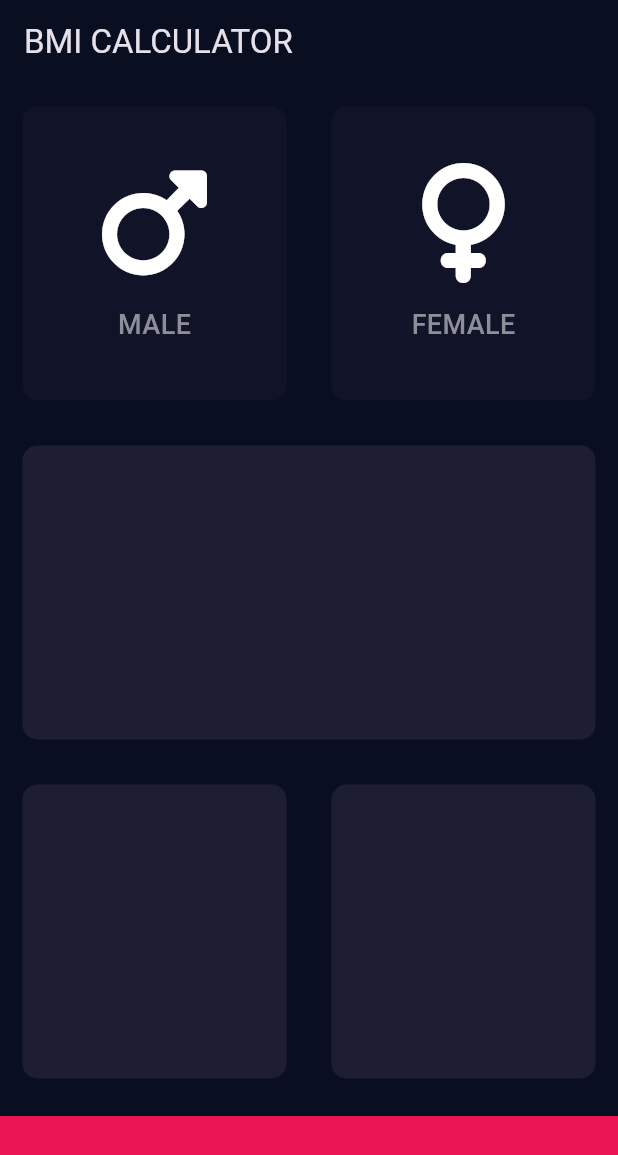
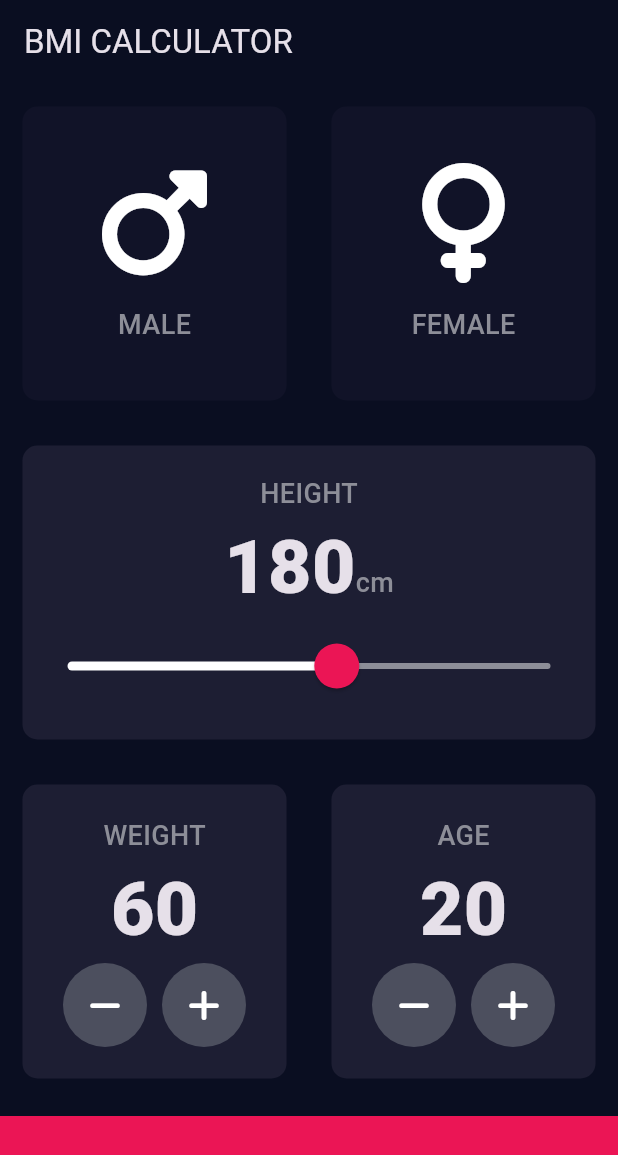
Before and after one commit to EberronBruce/flutter_bmi_calculator, a Flutter app: the screen it shows after launch, on a phone screen of 412 x 824 dp. Shown: the top 1155 px of the screen. Run offline on Flutter 3.47's test engine with Material 3 defaults, Android fonts, the phone set to English and light mode, and no system bars; our stand-ins replace font_awesome_flutter.

Commit message:
Added height, weight, and age

```diff
--- /dev/null
+++ b/lib/constants.dart
@@ -0,0 +1,14 @@
+import 'package:flutter/material.dart';
+
+const double kBottomContainerHeight = 80.0;
+const Color kActiveCardColor = Color(0xFF1D1E33);
+const Color kInactiveCardColor = Color(0xFF111328);
+const Color kBottomContainerColor = Color(0xFFEB1555);
+
+const kLabelTextStyle = TextStyle(
+  fontSize: 18.0,
+  color: Color(0xFF8D8E98),
+  fontWeight: FontWeight.w500,
+);
+
+const kNumberTextStyle = TextStyle(fontSize: 50.0, fontWeight: FontWeight.w900);
--- /dev/null
+++ b/lib/custom_slider.dart
@@ -0,0 +1,40 @@
+import 'package:flutter/material.dart';
+
+const SliderThemeData _kDefaultCustomSliderTheme = SliderThemeData(
+  inactiveTrackColor: Color(0xFF8D8E98),
+  activeTrackColor: Colors.white,
+  thumbColor: Color(0xFFEB1555),
+  overlayColor: Color(0x29EB1555), // 0x29 for alpha
+  thumbShape: RoundSliderThumbShape(enabledThumbRadius: 15.0),
+  overlayShape: RoundSliderOverlayShape(overlayRadius: 30.0),
+  trackHeight: 4.0, // Example: explicitly set track height
+);
+
+class CustomStyledSlider extends StatelessWidget {
+  final double value;
+  final double min;
+  final double max;
+  final ValueChanged<double> onChanged; // Callback for value changes
+  final SliderThemeData?
+  themeData; // Optional: allow overriding the default custom theme
+
+  const CustomStyledSlider({
+    super.key,
+    required this.value,
+    required this.min,
+    required this.max,
+    required this.onChanged,
+    this.themeData, // Make it optional
+  });
+
+  @override
+  Widget build(BuildContext context) {
+    final SliderThemeData effectiveThemeData =
+        themeData ?? _kDefaultCustomSliderTheme.copyWith();
+
+    return SliderTheme(
+      data: effectiveThemeData,
+      child: Slider(value: value, min: min, max: max, onChanged: onChanged),
+    );
+  }
+}
--- a/lib/icon_content.dart
+++ b/lib/icon_content.dart
@@ -1,10 +1,5 @@
 import 'package:flutter/material.dart';
-
-const labelTextStyle = TextStyle(
-  fontSize: 18.0,
-  color: Color(0xFF8D8E98),
-  fontWeight: FontWeight.w500,
-);
+import 'constants.dart';
 
 const iconSize = 80.0;
 const sizeBoxHeight = 15.0;
@@ -22,7 +17,7 @@ class IconContent extends StatelessWidget {
       children: [
         Icon(iconData, size: iconSize),
         SizedBox(height: sizeBoxHeight),
-        Text(text, style: labelTextStyle),
+        Text(text, style: kLabelTextStyle),
       ],
     );
   }
--- a/lib/input_page.dart
+++ b/lib/input_page.dart
@@ -2,11 +2,8 @@ import 'package:flutter/material.dart';
 import 'package:font_awesome_flutter/font_awesome_flutter.dart';
 import 'icon_content.dart';
 import 'reusable_card.dart';
-
-const double bottomContainerHeight = 80.0;
-const Color activeCardColor = Color(0xFF1D1E33);
-const Color inactiveCardColor = Color(0xFF111328);
-const Color bottomContainerColor = Color(0xFFEB1555);
+import 'constants.dart';
+import 'custom_slider.dart';
 
 enum Gender { male, female }
 
@@ -19,72 +16,185 @@ class InputPage extends StatefulWidget {
 
 class InputPageState extends State<InputPage> {
   Gender? selectedGender;
+  int height = 180;
+  int weight = 60;
+  int age = 20;
 
   @override
   Widget build(BuildContext context) {
     return Scaffold(
       appBar: AppBar(title: Text('BMI CALCULATOR')),
       body: Column(
+        crossAxisAlignment: CrossAxisAlignment.stretch,
         children: [
           Expanded(
             child: Row(
               children: [
                 Expanded(
-                  child: GestureDetector(
-                    onTap: () {
+                  child: ReusableCard(
+                    onPress: () {
                       setState(() {
                         selectedGender = Gender.male;
                       });
                     },
-                    child: ReusableCard(
                     color: selectedGender == Gender.male
-                          ? activeCardColor
-                          : inactiveCardColor,
+                        ? kActiveCardColor
+                        : kInactiveCardColor,
                     cardChild: IconContent(
                       text: "MALE",
                       iconData: FontAwesomeIcons.mars,
                     ),
                   ),
                 ),
-                ),
                 Expanded(
-                  child: GestureDetector(
-                    onTap: () {
+                  child: ReusableCard(
+                    onPress: () {
                       setState(() {
                         selectedGender = Gender.female;
                       });
                     },
-                    child: ReusableCard(
                     color: selectedGender == Gender.female
-                          ? activeCardColor
-                          : inactiveCardColor,
+                        ? kActiveCardColor
+                        : kInactiveCardColor,
                     cardChild: IconContent(
                       iconData: FontAwesomeIcons.venus,
                       text: "FEMALE",
                     ),
                   ),
                 ),
+              ],
+            ),
+          ),
+          Expanded(
+            child: ReusableCard(
+              color: kActiveCardColor,
+              cardChild: Column(
+                mainAxisAlignment: MainAxisAlignment.center,
+                children: [
+                  Text("HEIGHT", style: kLabelTextStyle),
+                  Row(
+                    mainAxisAlignment: MainAxisAlignment.center,
+                    crossAxisAlignment: CrossAxisAlignment.baseline,
+                    textBaseline: TextBaseline.alphabetic,
+                    children: [
+                      Text(height.toString(), style: kNumberTextStyle),
+                      Text('cm', style: kLabelTextStyle),
+                    ],
+                  ),
+                  CustomStyledSlider(
+                    value: height.toDouble(),
+                    min: 54,
+                    max: 280,
+                    onChanged: (double newValue) {
+                      setState(() {
+                        height = newValue.round();
+                      });
+                    },
                   ),
                 ],
               ),
             ),
-          Expanded(child: ReusableCard(color: activeCardColor)),
+          ),
           Expanded(
             child: Row(
               children: [
-                Expanded(child: ReusableCard(color: activeCardColor)),
-                Expanded(child: ReusableCard(color: activeCardColor)),
+                Expanded(
+                  child: ReusableCard(
+                    color: kActiveCardColor,
+                    cardChild: Column(
+                      mainAxisAlignment: MainAxisAlignment.center,
+                      children: [
+                        Text('WEIGHT', style: kLabelTextStyle),
+                        Text(weight.toString(), style: kNumberTextStyle),
+                        Row(
+                          mainAxisAlignment: MainAxisAlignment.center,
+                          children: [
+                            RoundIconButton(
+                              icon: FontAwesomeIcons.minus,
+                              onPress: () {
+                                setState(() {
+                                  weight--;
+                                });
+                              },
+                            ),
+                            SizedBox(width: 10.0),
+                            RoundIconButton(
+                              icon: FontAwesomeIcons.plus,
+                              onPress: () {
+                                setState(() {
+                                  weight++;
+                                });
+                              },
+                            ),
+                          ],
+                        ),
+                      ],
+                    ),
+                  ),
+                ),
+                Expanded(
+                  child: ReusableCard(
+                    color: kActiveCardColor,
+                    cardChild: Column(
+                      mainAxisAlignment: MainAxisAlignment.center,
+                      children: [
+                        Text('AGE', style: kLabelTextStyle),
+                        Text(age.toString(), style: kNumberTextStyle),
+                        Row(
+                          mainAxisAlignment: MainAxisAlignment.center,
+                          children: [
+                            RoundIconButton(
+                              icon: FontAwesomeIcons.minus,
+                              onPress: () {
+                                setState(() {
+                                  age--;
+                                });
+                              },
+                            ),
+                            SizedBox(width: 10.0),
+                            RoundIconButton(
+                              icon: FontAwesomeIcons.plus,
+                              onPress: () {
+                                setState(() {
+                                  age++;
+                                });
+                              },
+                            ),
+                          ],
+                        ),
+                      ],
+                    ),
+                  ),
+                ),
               ],
             ),
           ),
           Container(
-            color: bottomContainerColor,
+            color: kBottomContainerColor,
             margin: EdgeInsets.only(top: 10),
             width: double.infinity,
-            height: bottomContainerHeight,
+            height: kBottomContainerHeight,
           ),
         ],
       ),
     );
   }
 }
+
+class RoundIconButton extends StatelessWidget {
+  final VoidCallback onPress;
+  final IconData icon;
+  const RoundIconButton({super.key, required this.onPress, required this.icon});
+
+  @override
+  Widget build(BuildContext context) {
+    return RawMaterialButton(
+      elevation: 0.0,
+      shape: CircleBorder(),
+      constraints: BoxConstraints.tightFor(width: 56.0, height: 56.0),
+      fillColor: Color(0xFF4C4F5E),
+      onPressed: onPress,
+      child: Icon(icon),
+    );
+  }
+}
--- a/lib/reusable_card.dart
+++ b/lib/reusable_card.dart
@@ -3,17 +3,26 @@ import 'package:flutter/material.dart';
 class ReusableCard extends StatelessWidget {
   final Color color;
   final Widget? cardChild;
-  const ReusableCard({super.key, required this.color, this.cardChild});
+  final VoidCallback? onPress;
+  const ReusableCard({
+    super.key,
+    required this.color,
+    this.cardChild,
+    this.onPress,
+  });
 
   @override
   Widget build(BuildContext context) {
-    return Container(
-      margin: EdgeInsets.all(15.0),
-      decoration: BoxDecoration(
-        borderRadius: BorderRadius.circular(10.0),
-        color: color,
+    return GestureDetector(
+      onTap: onPress,
+      child: Container(
+        margin: EdgeInsets.all(15.0),
+        decoration: BoxDecoration(
+          borderRadius: BorderRadius.circular(10.0),
+          color: color,
+        ),
+        child: cardChild,
       ),
-      child: cardChild,
     );
   }
 }
```
Lines whose indentation alone changed are shown as unchanged.
